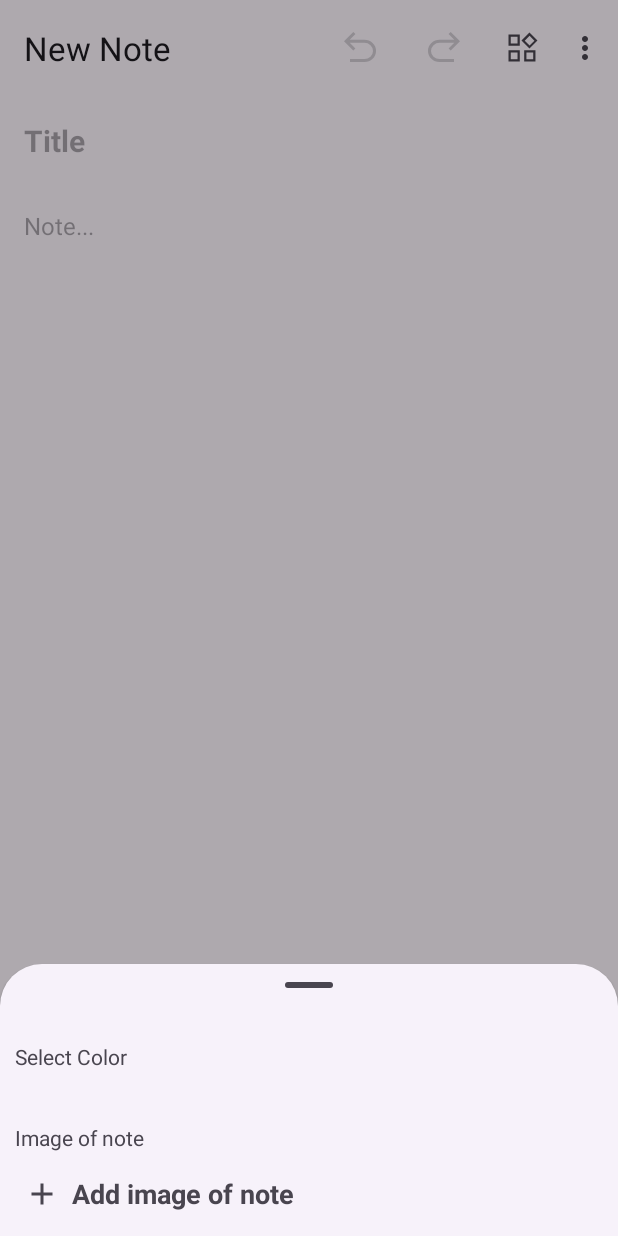
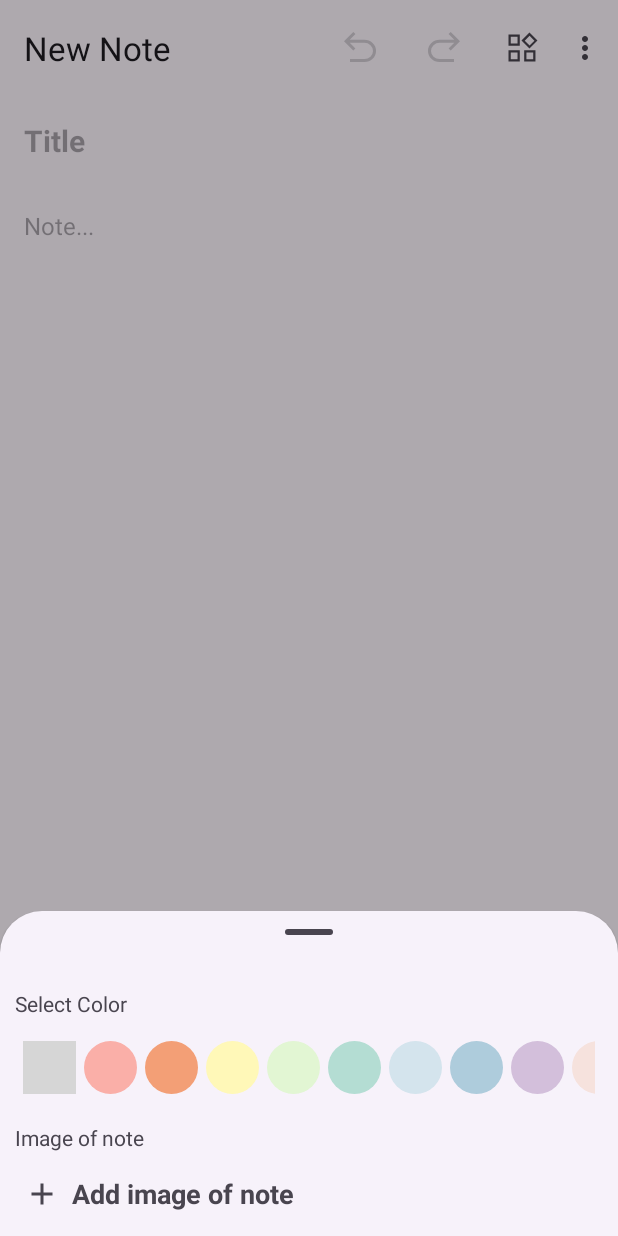
Before and after one commit to ulite-Amr/MemoMind, an Android app: the NoteActivity screen opened directly, with no data from a screen before it, after a tap on "Color", on a phone screen of 412 x 824 dp. Run offline under Robolectric (Android 15) with nearby library versions, the phone set to English and light mode, and no system bars; grey boxes are pictures that could not be loaded.

Commit message:
convert colors mod from hard to eazy re used oop

```diff
--- a/app/src/main/java/com/uliteteam/notes/adapter/ColorAdapter.java
+++ b/app/src/main/java/com/uliteteam/notes/adapter/ColorAdapter.java
@@ -1,5 +1,104 @@
 package com.uliteteam.notes.adapter;
 
-public class ColorAdapter  {
+import android.content.Context;
+import android.graphics.drawable.GradientDrawable;
+import android.view.LayoutInflater;
+import android.view.View;
+import android.view.ViewGroup;
+import android.widget.ImageView;
+import androidx.recyclerview.widget.RecyclerView;
+import com.uliteteam.notes.callback.ColersCallBack;
+import com.uliteteam.notes.databinding.ColorItemBinding;
+import java.util.List;
+import com.uliteteam.notes.R;
+
+public class ColorAdapter extends RecyclerView.Adapter<ColorAdapter.ViewHolder> {
+
+  private List<Integer> colors;
+  private int position;
+  private Context context;
+  private int selectedColor = -1;
+  public final ColersCallBack callback;
+
+  public int getPosition() {
+    return this.position;
+  }
+
+  public void setPosition(int position) {
+    this.position = position;
+  }
+
+  public ColorAdapter(Context context, List<Integer> colors, int selectedColor , ColersCallBack callback) {
+    this.colors = colors;
+    this.context = context;
+    this.selectedColor = selectedColor;
+    this.callback = callback;
+  }
+
+  @Override
+  public ColorAdapter.ViewHolder onCreateViewHolder(ViewGroup parent, int viewType) {
+    return new ViewHolder(
+        ColorItemBinding.inflate(LayoutInflater.from(parent.getContext()), parent, false));
+  }
+
+  @Override
+  public int getItemCount() {
+    return (colors == null) ? 0 : colors.size();
+  }
+
+  @Override
+  public void onBindViewHolder(ColorAdapter.ViewHolder holder, int position) {
+
+    if (position != 0) {
+      GradientDrawable gd = new GradientDrawable();
+      gd.setColor(context.getColor(colors.get(position)));
+      gd.setCornerRadius(100);
+      holder.viewColor.setBackground(gd);
+    } else {
+      GradientDrawable gd = new GradientDrawable();
+      gd.setColor(colors.get(getPosition()));
+      gd.setCornerRadius(100);
+      gd.setStroke(4, 4);
+      holder.viewColor.setBackground(gd);
+    }
+
+    if (position == selectedColor) {
+      holder.imageColor.setImageResource(R.drawable.done_circle);
+    } else {
+      holder.imageColor.setImageResource(0);
+    }
+
+  }
+
+  public class ViewHolder extends RecyclerView.ViewHolder {
+    ColorItemBinding binding;
+    View viewColor;
+    ImageView imageColor;
+
+    public ViewHolder(ColorItemBinding binding) {
+
+      super(binding.getRoot());
+      this.binding = binding;
+      imageColor = binding.imageColor1;
+      viewColor = binding.color1;
+
+       binding.getRoot().setOnClickListener( v ->{
+                int previousSelectedColor = selectedColor;
+                selectedColor = (getBindingAdapterPosition());
+                notifyItemChanged(previousSelectedColor);
+                notifyItemChanged(selectedColor);
+                if (callback != null) callback.onChanged(String.valueOf(selectedColor));
+       });
+
 
     }
+  }
+
+  public int getSelectedColor() {
+    return this.selectedColor;
+  }
+
+  public void setSelectedColor(int selectedColor) {
+    this.selectedColor = selectedColor;
+  }
+}
--- /dev/null
+++ b/app/src/main/java/com/uliteteam/notes/callback/ColersCallBack.java
@@ -0,0 +1,5 @@
+package com.uliteteam.notes.callback;
+
+public interface ColersCallBack {
+    void onChanged(String color);
+}
--- a/app/src/main/java/com/uliteteam/notes/ui/dialog/BottomSheetCatalog.java
+++ b/app/src/main/java/com/uliteteam/notes/ui/dialog/BottomSheetCatalog.java
@@ -2,25 +2,33 @@ package com.uliteteam.notes.ui.dialog;
 
 import android.app.Activity;
 import android.content.Context;
+import android.graphics.Color;
 import android.view.LayoutInflater;
 import android.view.View;
 import android.view.Window;
-import android.widget.ImageView;
 import android.widget.LinearLayout;
+import androidx.recyclerview.widget.LinearLayoutManager;
+import androidx.recyclerview.widget.RecyclerView;
 import com.google.android.material.appbar.AppBarLayout;
 import com.google.android.material.bottomsheet.BottomSheetDialog;
 import com.uliteteam.notes.R;
+import com.uliteteam.notes.adapter.ColorAdapter;
 import com.uliteteam.notes.callback.BottomSheetCatalogCallBack;
+import com.uliteteam.notes.callback.ColersCallBack;
+import java.util.ArrayList;
+import java.util.List;
 
 public class BottomSheetCatalog {
 
-  private final Context context;
+  private final  Context context;
   private final BottomSheetDialog bottomSheetDialog;
-  public String selectedNoteColor;
+  public  String selectedNoteColor;
   public AppBarLayout appbar;
   public View background;
   private final LinearLayout menuImage;
   public BottomSheetCatalogCallBack callBack;
+  public RecyclerView colorRecycler;
+  private final ColorAdapter adapter;
 
   public BottomSheetCatalog(
       Context context, int style, String selectedNoteColor, BottomSheetCatalogCallBack callBack) {
@@ -33,6 +41,38 @@ public class BottomSheetCatalog {
     this.callBack = callBack;
 
     this.menuImage = bottomSheetView.findViewById(R.id.menuImage);
+
+    /*List Added Here In bottomSheet
+    -----------------------------*/
+
+    this.colorRecycler = bottomSheetView.findViewById(R.id.ColorsList);
+
+    LinearLayoutManager horizontalLayoutManager =
+        new LinearLayoutManager(context, LinearLayoutManager.HORIZONTAL, false);
+
+    List<Integer> colors = new ArrayList<>();
+    colors.add(Color.GRAY);
+    colors.add(R.color.color1);
+    colors.add(R.color.color2);
+    colors.add(R.color.color3);
+    colors.add(R.color.color4);
+    colors.add(R.color.color5);
+    colors.add(R.color.color6);
+    colors.add(R.color.color7);
+    colors.add(R.color.color8);
+    colors.add(R.color.color9);
+    colors.add(R.color.color10);
+
+    colorRecycler.setLayoutManager(horizontalLayoutManager);
+    adapter = new ColorAdapter(context, colors,Integer.parseInt(selectedNoteColor),new ColersCallBack() {
+                @Override
+                public void onChanged(String color) {
+                    setSelectedNoteColor(color);
+                    statusColors();
+                }
+              });
+    colorRecycler.setAdapter(adapter);
+
     this.menuImage.setClickable(true);
     this.menuImage.setOnClickListener(
         v -> {
@@ -78,7 +118,7 @@ public class BottomSheetCatalog {
   }
 
   public String getSelectedNoteColor() {
-    return this.selectedNoteColor;
+    return  String.valueOf(adapter.getSelectedColor());
   }
 
   public void setSelectedNoteColor(String selectedNoteColor) {
@@ -100,4 +140,5 @@ public class BottomSheetCatalog {
   public void setBackground(View background) {
     this.background = background;
   }
+
 }
--- a/app/src/main/res/layout/color_item.xml
+++ b/app/src/main/res/layout/color_item.xml
@@ -1,8 +1,12 @@
 <?xml version="1.0" encoding="utf-8"?>
-<FrameLayout
+<LinearLayout
      xmlns:android="http://schemas.android.com/apk/res/android"
      xmlns:app="http://schemas.android.com/apk/res-auto"
      xmlns:tools="http://schemas.android.com/tools"
+     android:layout_height="wrap_content"
+     android:layout_width="wrap_content">
+
+    <FrameLayout
          android:layout_height="wrap_content"
          android:layout_width="0dp"
          android:layout_marginEnd="5dp"
@@ -21,3 +25,5 @@
              android:id="@+id/imageColor1" />
 
     </FrameLayout>
+
+</LinearLayout>
```
Lines whose indentation alone changed are shown as unchanged.
